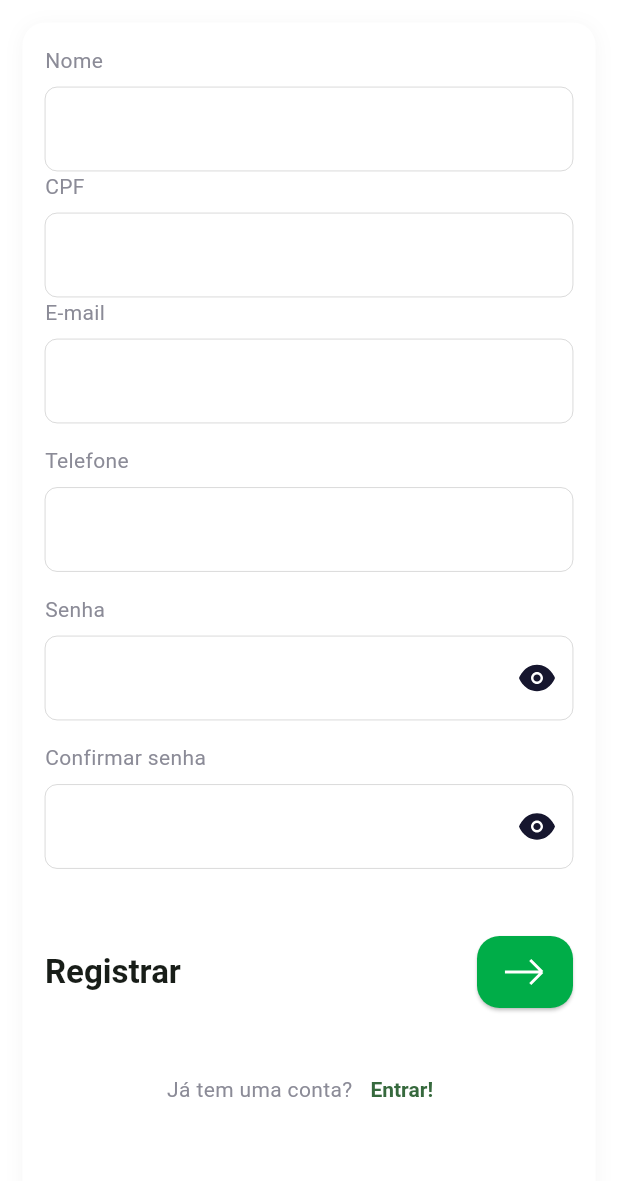
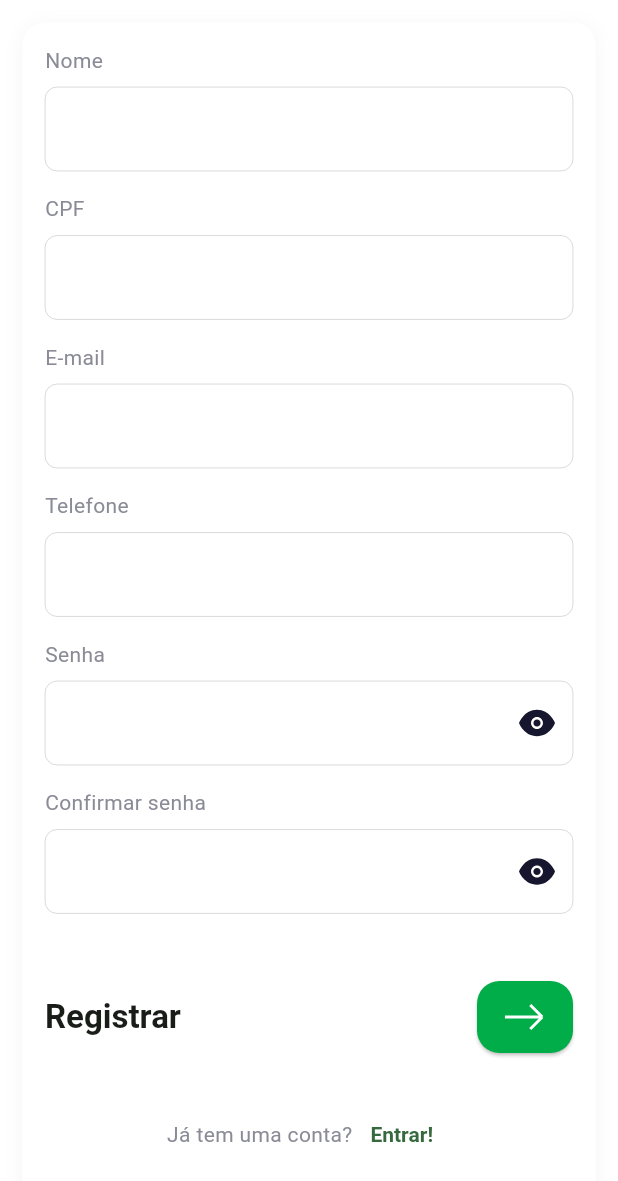
Before and after one commit to LucasGiazzi/LifeCity, a Flutter app: the SignUpForm widget shown alone on an empty page, opened directly, on a phone screen of 412 x 824 dp. Shown: the top 1181 px of the screen. Run offline on Flutter 3.47's test engine with Material 3 defaults, Android fonts, the phone set to English and light mode, and no system bars; our stand-ins replace cached_network_image, cloud_firestore, firebase_auth, firebase_core, flutter_credit_card, flutter_map and 4 more; accounts and stored records are empty; network calls fail; Roboto replaces fonts that are missing (Gilroy).

Commit message:
Add user sign-up with Firestore integration
Implemented user registration with email, password, name, CPF, and phone, storing user data in Firestore. Updated AuthService, AuthState, and sign-up UI to support registration flow and error handling. Added cloud_firestore dependency and platform plugin registration.

```diff
--- a/lib/views/auth/components/sign_up_button.dart
+++ b/lib/views/auth/components/sign_up_button.dart
@@ -2,12 +2,11 @@ import 'package:flutter/material.dart';
 import 'package:flutter_svg/svg.dart';
 
 import '../../../core/constants/constants.dart';
-import '../../../core/routes/app_routes.dart';
 
 class SignUpButton extends StatelessWidget {
-  const SignUpButton({
-    super.key,
-  });
+  const SignUpButton({super.key, this.onPressed});
+
+  final void Function()? onPressed;
 
   @override
   Widget build(BuildContext context) {
@@ -23,9 +22,7 @@ class SignUpButton extends StatelessWidget {
           ),
           const Spacer(),
           ElevatedButton(
-            onPressed: () {
-              Navigator.pushNamed(context, AppRoutes.numberVerification);
-            },
+            onPressed: onPressed,
             style: ElevatedButton.styleFrom(elevation: 1),
             child: SvgPicture.asset(
               AppIcons.arrowForward,
--- a/lib/views/auth/components/sign_up_form.dart
+++ b/lib/views/auth/components/sign_up_form.dart
@@ -2,21 +2,80 @@ import 'package:flutter/material.dart';
 import 'package:flutter/services.dart';
 import 'package:flutter_svg/svg.dart';
 import 'package:mask_text_input_formatter/mask_text_input_formatter.dart';
+import 'package:provider/provider.dart';
 import '../../../core/constants/constants.dart';
+import '../../../core/routes/app_routes.dart';
+import '../../../core/state/auth_state.dart';
 import '../../../core/utils/validators.dart';
 import 'already_have_accout.dart';
 import 'sign_up_button.dart';
-
 
 final cpfFormatter = MaskTextInputFormatter(
   mask: '###.###.###-##',
   filter: {"#": RegExp(r'[0-9]')},
 );
 
-class SignUpForm extends StatelessWidget {
-  const SignUpForm({
-    super.key,
-  });
+final phoneFormatter = MaskTextInputFormatter(
+  mask: '(##) #####-####',
+  filter: {"#": RegExp(r'[0-9]')},
+);
+
+class SignUpForm extends StatefulWidget {
+  const SignUpForm({super.key});
+
+  @override
+  State<SignUpForm> createState() => _SignUpFormState();
+}
+
+class _SignUpFormState extends State<SignUpForm> {
+  final _formKey = GlobalKey<FormState>();
+
+  final _nameController = TextEditingController();
+  final _cpfController = TextEditingController();
+  final _emailController = TextEditingController();
+  final _phoneController = TextEditingController();
+  final _passwordController = TextEditingController();
+  final _confirmPasswordController = TextEditingController();
+
+  bool _isPasswordObscured = true;
+  bool _isConfirmPasswordObscured = true;
+
+  @override
+  void dispose() {
+    _nameController.dispose();
+    _cpfController.dispose();
+    _emailController.dispose();
+    _phoneController.dispose();
+    _passwordController.dispose();
+    _confirmPasswordController.dispose();
+    super.dispose();
+  }
+
+  Future<void> _signUp() async {
+    // Clear any previous errors
+    Provider.of<AuthState>(context, listen: false).setErrorMessage(null);
+
+    final isFormValid = _formKey.currentState?.validate() ?? false;
+    if (!isFormValid) {
+      return;
+    }
+
+    final authState = Provider.of<AuthState>(context, listen: false);
+    final success = await authState.signUp(
+      email: _emailController.text.trim(),
+      password: _passwordController.text.trim(),
+      name: _nameController.text.trim(),
+      cpf: _cpfController.text,
+      phone: _phoneController.text,
+    );
+
+    if (success && mounted) {
+      ScaffoldMessenger.of(context).showSnackBar(
+        const SnackBar(content: Text('Cadastro realizado com sucesso!')),
+      );
+      Navigator.pushNamedAndRemoveUntil(context, AppRoutes.login, (route) => false);
+    }
+  }
 
   @override
   Widget build(BuildContext context) {
@@ -28,74 +87,69 @@ class SignUpForm extends StatelessWidget {
         boxShadow: AppDefaults.boxShadow,
         borderRadius: AppDefaults.borderRadius,
       ),
+      child: Form(
+        key: _formKey,
         child: Column(
-        crossAxisAlignment: CrossAxisAlignment.start,
+          crossAxisAlignment: CrossAxisAlignment.stretch,
           children: [
             const Text("Nome"),
             const SizedBox(height: 8),
             TextFormField(
-            validator: Validators.requiredWithFieldName('Name').call,
+              controller: _nameController,
+              validator: Validators.requiredWithFieldName('Nome').call,
               textInputAction: TextInputAction.next,
             ),
+            const SizedBox(height: AppDefaults.padding),
             const Text("CPF"),
             const SizedBox(height: 8),
             TextFormField(
+              controller: _cpfController,
               inputFormatters: [cpfFormatter],
               keyboardType: TextInputType.number,
               validator: (value) {
                 if (value == null || value.isEmpty) {
-                return Validators.requiredWithFieldName('CPF').call(value);
+                  return 'CPF é obrigatório';
                 }
-              if (!RegExp(r'^\d{3}\.\d{3}\.\d{3}-\d{2}$').hasMatch(value)) {
+                if (value.length != 14) {
                   return 'CPF inválido';
                 }
                 return null;
               },
               textInputAction: TextInputAction.next,
             ),
+            const SizedBox(height: AppDefaults.padding),
             const Text("E-mail"),
             const SizedBox(height: 8),
             TextFormField(
+              controller: _emailController,
               keyboardType: TextInputType.emailAddress,
               textInputAction: TextInputAction.next,
-            validator: (value) {
-              if (value == null || value.isEmpty) {
-                return 'E-mail é obrigatório';
-              }
-              // Validação simples de formato de e-mail
-              if (!RegExp(r'^[\w-\.]+@([\w-]+\.)+[\w-]{2,4}$').hasMatch(value)) {
-                return 'E-mail inválido';
-              }
-              return null;
-            },
+              validator: Validators.email.call,
             ),
-
-
             const SizedBox(height: AppDefaults.padding),
             const Text("Telefone"),
             const SizedBox(height: 8),
             TextFormField(
+              controller: _phoneController,
+              inputFormatters: [phoneFormatter],
               textInputAction: TextInputAction.next,
               validator: Validators.required.call,
-            keyboardType: TextInputType.number,
-            inputFormatters: [FilteringTextInputFormatter.digitsOnly],
+              keyboardType: TextInputType.phone,
             ),
             const SizedBox(height: AppDefaults.padding),
             const Text("Senha"),
             const SizedBox(height: 8),
             TextFormField(
-            validator: Validators.required.call,
+              controller: _passwordController,
+              validator: Validators.password.call,
               textInputAction: TextInputAction.next,
-            obscureText: true,
+              obscureText: _isPasswordObscured,
               decoration: InputDecoration(
                 suffixIcon: Material(
                   color: Colors.transparent,
                   child: IconButton(
-                  onPressed: () {},
-                  icon: SvgPicture.asset(
-                    AppIcons.eye,
-                    width: 24,
-                  ),
+                    onPressed: () => setState(() => _isPasswordObscured = !_isPasswordObscured),
+                    icon: SvgPicture.asset(AppIcons.eye, width: 24),
                   ),
                 ),
               ),
@@ -104,29 +158,57 @@ class SignUpForm extends StatelessWidget {
             const Text("Confirmar senha"),
             const SizedBox(height: 8),
             TextFormField(
-            validator: Validators.required.call,
-            textInputAction: TextInputAction.next,
-            obscureText: true,
+              controller: _confirmPasswordController,
+              validator: (value) {
+                if (value == null || value.isEmpty) {
+                  return 'Confirmação de senha é obrigatória';
+                }
+                if (value != _passwordController.text) {
+                  return 'As senhas não coincidem';
+                }
+                return null;
+              },
+              textInputAction: TextInputAction.done,
+              onFieldSubmitted: (_) => _signUp(),
+              obscureText: _isConfirmPasswordObscured,
               decoration: InputDecoration(
                 suffixIcon: Material(
                   color: Colors.transparent,
                   child: IconButton(
-                  onPressed: () {},
-                  icon: SvgPicture.asset(
-                    AppIcons.eye,
-                    width: 24,
+                    onPressed: () => setState(() => _isConfirmPasswordObscured = !_isConfirmPasswordObscured),
+                    icon: SvgPicture.asset(AppIcons.eye, width: 24),
                   ),
                 ),
               ),
             ),
+            const SizedBox(height: AppDefaults.padding),
+            Consumer<AuthState>(
+              builder: (context, authState, child) {
+                if (authState.errorMessage != null) {
+                  return Padding(
+                    padding: const EdgeInsets.only(bottom: 8.0),
+                    child: Text(
+                      authState.errorMessage!,
+                      textAlign: TextAlign.center,
+                      style: const TextStyle(color: Colors.red),
                     ),
-
-          const SizedBox(height: AppDefaults.padding),
-          const SignUpButton(),
+                  );
+                }
+                return const SizedBox.shrink();
+              },
+            ),
+            Consumer<AuthState>(
+              builder: (context, authState, child) {
+                return authState.isLoading
+                    ? const Center(child: CircularProgressIndicator())
+                    : SignUpButton(onPressed: _signUp);
+              },
+            ),
             const AlreadyHaveAnAccount(),
             const SizedBox(height: AppDefaults.padding),
           ],
         ),
+      ),
     );
   }
 }
--- a/pubspec.yaml
+++ b/pubspec.yaml
@@ -19,6 +19,7 @@ dependencies:
   mask_text_input_formatter: ^2.9.0
   firebase_core: ^4.2.1
   firebase_auth: ^6.1.2
+  cloud_firestore: ^6.1.0
   provider: ^6.1.2
 
   #só pra fazer o começo da entrypoint page
```
Also changed, not shown: lib/core/services/auth_service.dart (+36 -2 lines), lib/core/state/auth_state.dart (+33 -6 lines), pubspec.lock, 4 other files. Lines whose indentation alone changed are shown as unchanged.
